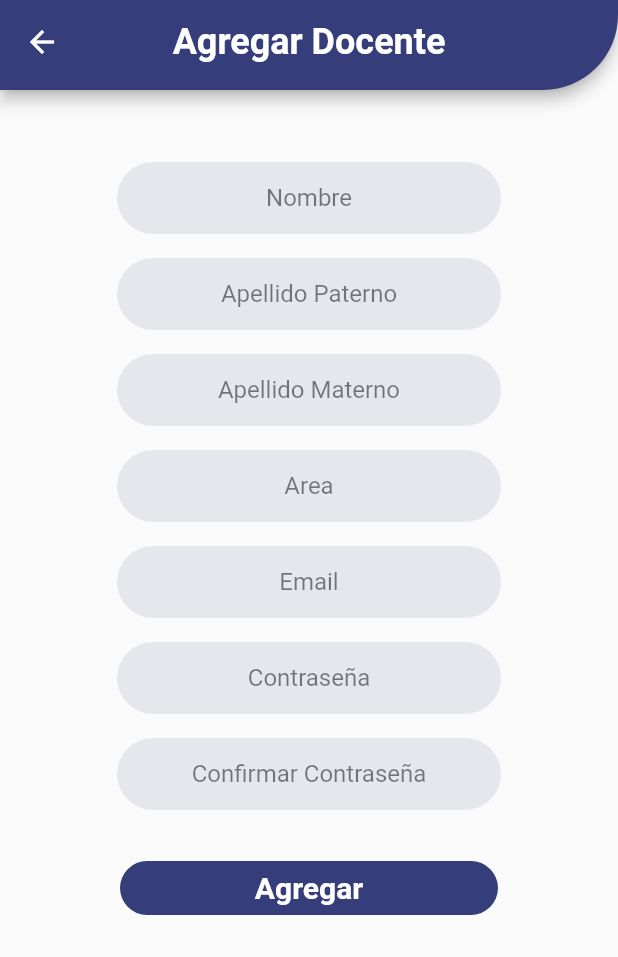
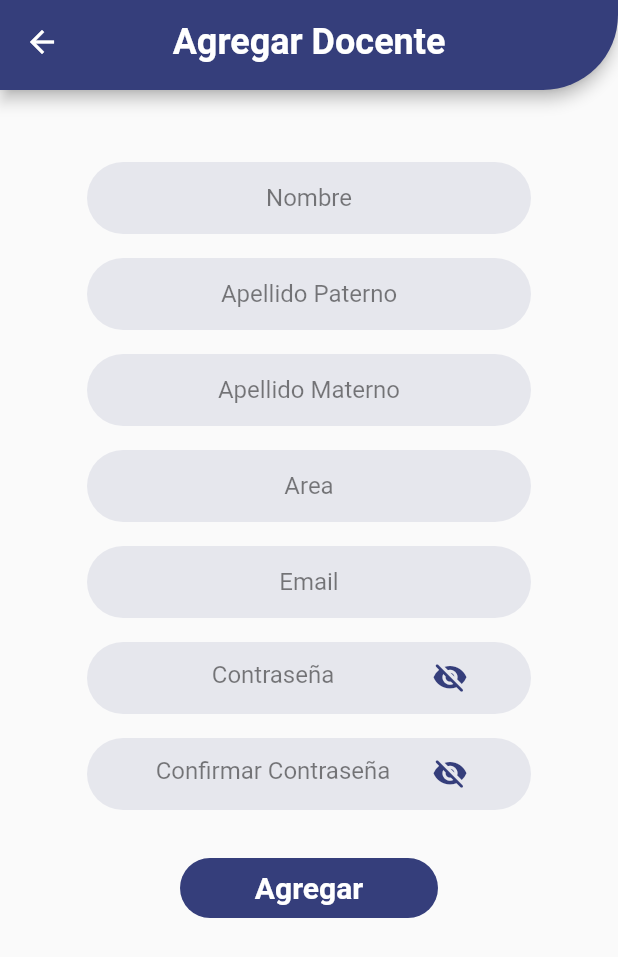
Before and after one commit to RayRMRZ/Flutter-Project-Asistance-Control, a Flutter app: the AddDocentePagina screen opened directly, on a phone screen of 412 x 824 dp. Shown: the top 957 px of the screen. Run offline on Flutter 3.47's test engine with Material 2 defaults, Android fonts, the light colour scheme and no system bars; our stand-ins replace flare_flutter, qr_flutter; missing offline and left inert: barcode_scan.

Commit message:
Mejora de Interfaces: Agregar Alumno, Docente, Materia

```diff
--- a/Interfaz_Proyecto/lib/AddDocenteUI.dart
+++ b/Interfaz_Proyecto/lib/AddDocenteUI.dart
@@ -46,7 +46,7 @@ class _AddDocentePagina extends State<AddDocentePagina> {
 
         body: Container(
           child: Container(
-            margin: EdgeInsets.symmetric(vertical: 40,horizontal: 50),
+            margin: EdgeInsets.symmetric(vertical: 40,horizontal: 30),
             child: ListView(
               children: [
                 txtInput("Nombre", nameController),
@@ -54,15 +54,16 @@ class _AddDocentePagina extends State<AddDocentePagina> {
                 txtInput("Apellido Materno", apellidoMaController),
                 txtInput("Area", areaController),
                 txtInput("Email", emailController),
-                txtInput("Contraseña", passwordController),
-                txtInput("Confirmar Contraseña", password2Controller),
+                txtPassword("Contraseña", passwordController),
+                txtPassword("Confirmar Contraseña", password2Controller),
                 Padding(
-                padding: const EdgeInsets.symmetric(vertical: 20, horizontal: 30),
+                padding: const EdgeInsets.symmetric(vertical: 20, horizontal: 90),
                 child: FlatButton(
+                  height: 40,
                   color: Color.fromRGBO(53, 62, 123, 1),
-                    shape: RoundedRectangleBorder(borderRadius: BorderRadius.circular(40)),
-                    onPressed: (){/*AQUI METE NU ÑOGICA*/},
-                    child: Text("Agregar", style:TextStyle(color: Colors.white, fontWeight: FontWeight.bold, fontSize: 20)),
+                  shape: RoundedRectangleBorder(borderRadius: BorderRadius.circular(40)),
+                  onPressed: (){/*AQUI METE NU ÑOGICA*/},
+                  child: Text("Agregar", style:TextStyle(color: Colors.white, fontWeight: FontWeight.bold, fontSize: 20)),
                   ),
                 ),
               ]
@@ -90,6 +91,8 @@ Padding txtInput(String campo, TextEditingController controlador){
       child: Padding(
         padding: const EdgeInsets.symmetric(horizontal: 35),
         child: TextFormField(
+          cursorWidth: 3,
+          cursorHeight: 25,
           controller: controlador,
           style: TextStyle(color: Colors.black),
           textAlign: TextAlign.center,
@@ -97,8 +100,59 @@ Padding txtInput(String campo, TextEditingController controlador){
             hintText: campo,
             hintStyle: TextStyle(color: Color.fromRGBO(0, 0, 0, 0.5), ),
             enabledBorder: UnderlineInputBorder(
-              borderSide: BorderSide(style: BorderStyle.none)
-            )
+              borderSide: BorderSide(style: BorderStyle.none)),
+              focusedBorder: UnderlineInputBorder(
+              borderSide: BorderSide(style: BorderStyle.none))
+          ),
+        ),
+      ),
+    ),
+  );
+}
+
+
+bool _passwordVisible = false;
+  @override
+  // ignore: must_call_super
+  void initState() {
+    _passwordVisible = false;
+  }
+  Padding txtPassword(String titulo, TextEditingController passwordController) {
+  return Padding(
+    padding: const EdgeInsets.all(8.0),
+    child: Container(
+      margin: EdgeInsets.symmetric(horizontal: 20),
+      decoration: BoxDecoration(
+        borderRadius: BorderRadius.circular(40),
+        color: Color.fromRGBO(53, 62, 123, 0.1),
+      ),
+      child: Padding(
+        padding: const EdgeInsets.symmetric(horizontal: 30),
+        child: TextFormField(
+          cursorWidth: 3,
+          cursorHeight: 25,
+          textAlign: TextAlign.center,
+          controller: passwordController,
+          obscureText: !_passwordVisible,
+          style: TextStyle(color: Colors.black),
+          //textAlign: TextAlign.center,
+          decoration: InputDecoration(
+            enabledBorder: UnderlineInputBorder(
+              borderSide: BorderSide(style: BorderStyle.none)),
+            focusedBorder: UnderlineInputBorder(
+              borderSide: BorderSide(style: BorderStyle.none)),
+            hintText: titulo,
+            hintStyle: TextStyle(color: Color.fromRGBO(0, 0, 0, 0.5)),
+            //icon: ImageIcon(AssetImage(icono), color: Colors.white),
+            suffixIcon: IconButton(
+                    icon: Icon(
+                _passwordVisible ? Icons.visibility_rounded : Icons.visibility_off_rounded,
+                color: Color.fromRGBO(53, 62, 123, 1),
+              ),
+              onPressed: () => setState(()  {
+                         _passwordVisible = !_passwordVisible;
+                     })
+            ),
           ),
         ),
       ),
--- a/Interfaz_Proyecto/lib/LoginUI.dart
+++ b/Interfaz_Proyecto/lib/LoginUI.dart
@@ -4,7 +4,7 @@ import 'package:flutter/rendering.dart';
 import 'backend/Validacion.dart';
 import 'EstudianteUI.dart';
 import 'DocenteUI.dart';
-//import 'AdminUI.dart';
+import 'AdminUI.dart';
 
 class LoginForm extends StatefulWidget {
   @override
@@ -62,11 +62,13 @@ class _LoginFormState extends State<LoginForm> {
         if (control.pagDoc == true) {
           helperEmail = "";
           Navigator.push(context,
-              MaterialPageRoute(builder: (context) => DocentePagina(validation.sendResponse())));
+              //MaterialPageRoute(builder: (context) => DocentePagina(validation.sendResponse())));
+              MaterialPageRoute(builder: (context) => AdminPagina()));
         } else {
           helperEmail = "";
           Navigator.push(context,
               MaterialPageRoute(builder: (context) => EstudiantePagina(validation.sendResponse())));
+
         }
       } else {
         //Aqui iría el AlertDialog//
```
Also changed, not shown: Interfaz_Proyecto/lib/AddAlumnoUI.dart (+21 -14 lines), Interfaz_Proyecto/lib/AddMateriaUI.dart (+8 -4 lines).
